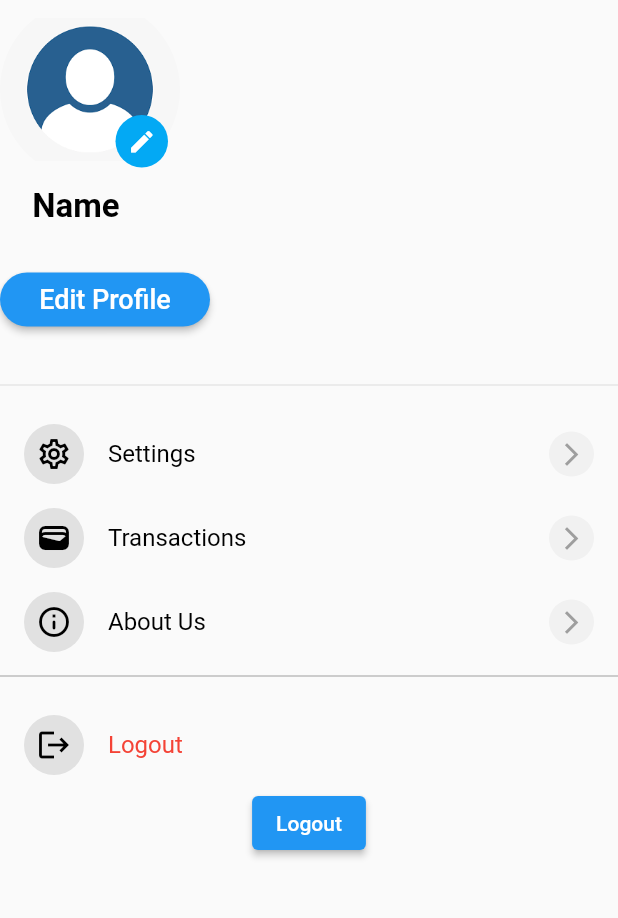
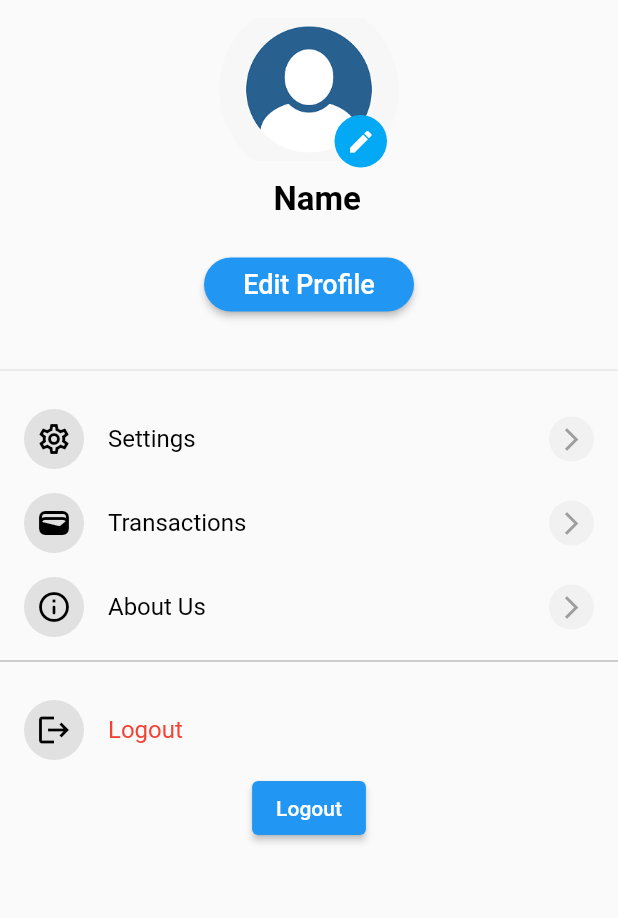
Before and after one commit to Pranikaa/Eyephoria, a Flutter app: the ProfileTab screen opened directly, on a phone screen of 412 x 824 dp, the part 188-1106 px from its top. Run offline on Flutter 3.47's test engine with Material 2 defaults, Android fonts, the phone set to English and light mode, and no system bars; our stand-ins replace badges, flutter_slidable, get, image_picker, localstorage, shared_preferences; missing offline and left inert: tabnavigator; accounts and stored records are empty; network calls fail; Roboto replaces fonts that are missing (Segoe UI).

Commit message:
edit profile and login

```diff
--- a/lib/components/my_field.dart
+++ b/lib/components/my_field.dart
@@ -5,12 +5,13 @@ class MyField extends StatelessWidget {
   final String text;
   final bool obscureText;
   final Function? myValidator;
+  final Icon? prefixIcon;
   const MyField(
       {Key? key,
       required this.controller,
       this.text = "Email",
       this.myValidator,
-      this.obscureText = false})
+      this.obscureText = false, this.prefixIcon})
       : super(key: key);
 
   @override
--- a/lib/main.dart
+++ b/lib/main.dart
@@ -1,8 +1,10 @@
 import 'package:eyephoria_pranika_fyp/controller/authentication_controller.dart';
 import 'package:eyephoria_pranika_fyp/controller/cart_controller.dart';
 import 'package:eyephoria_pranika_fyp/controller/category_controller.dart';
+import 'package:eyephoria_pranika_fyp/pages/cart_page.dart';
 import 'package:eyephoria_pranika_fyp/pages/home_page.dart';
 import 'package:eyephoria_pranika_fyp/pages/loader.dart';
+import 'package:eyephoria_pranika_fyp/pages/product_page.dart';
 import 'package:flutter/material.dart';
 import 'package:get/get.dart';
 
--- a/lib/pages/login_page.dart
+++ b/lib/pages/login_page.dart
@@ -2,7 +2,6 @@ import 'package:eyephoria_pranika_fyp/components/my_button.dart';
 import 'package:eyephoria_pranika_fyp/components/my_field.dart';
 import 'package:eyephoria_pranika_fyp/controller/authentication_controller.dart';
 import 'package:eyephoria_pranika_fyp/pages/signin_page.dart';
-import 'package:eyephoria_pranika_fyp/utils/shared_preds.dart';
 import 'package:flutter/material.dart';
 import 'package:get/get.dart';
 
@@ -67,6 +66,7 @@ class _LoginPageState extends State<LoginPage> {
                           color: Colors.black)),
                   MyField(
                     controller: emailController,
+                    prefixIcon: const Icon(Icons.email_outlined),
                     myValidator: (value) {
                       if (!value.toString().contains("@")) {
                         return "Email is not valid";
@@ -78,6 +78,7 @@ class _LoginPageState extends State<LoginPage> {
                     text: "Password",
                     obscureText: true,
                     controller: passwordController,
+                    prefixIcon: const Icon(Icons.key_outlined),
                     myValidator: (value) {
                       return null;
                     },
--- a/lib/pages/tabs/profile_tab.dart
+++ b/lib/pages/tabs/profile_tab.dart
@@ -55,7 +55,8 @@ class ProfileTab extends StatelessWidget {
                         ),
                          ],),
 
-               Stack(
+               Center(
+                 child: Stack(
               children: [
                   SizedBox(
                     width: 120,
@@ -86,9 +87,11 @@ class ProfileTab extends StatelessWidget {
                   ),
               ],
             ),
+               ),
             //for profile name
                           const Padding(
-                               padding: EdgeInsets.all(5.0),
+                               padding: EdgeInsets.all(0.0),
+                               child: Center(
                                  child: Text(
                                     '   Name ',
                                     style: TextStyle(
@@ -100,16 +103,18 @@ class ProfileTab extends StatelessWidget {
                                     softWrap: false,
                         ),
                                ),
+                      ),
 
                           //edit profile
                           const SizedBox(height: 20,),
 
-              SizedBox(
+              Center(
+                child: SizedBox(
                   width: 140,
                   child: ElevatedButton(
                     onPressed: () => UpdateProfilePage(key: key),
                   style: ElevatedButton.styleFrom(
-                  //backgroundColor: Colors.blue,
+                    backgroundColor: Colors.blue,
                     side: BorderSide.none,
                     shape: const StadiumBorder()
                   ),
@@ -118,6 +123,7 @@ class ProfileTab extends StatelessWidget {
                     color: Color.fromARGB(255, 255, 255, 255),
                     fontSize: 18,
                   )),
+                  ),
                 ),
               ),
 
@@ -141,8 +147,6 @@ class ProfileTab extends StatelessWidget {
             Center(child: ElevatedButton(onPressed: ()=>logout(),
                      child:
                      const Text("Logout")), ),
-
-
                       //     Row(
                       //       // ignore: prefer_const_literals_to_create_immutables
                       //       children: [
@@ -160,9 +164,6 @@ class ProfileTab extends StatelessWidget {
                       // ),
                       //       ],
                       //     ),
-                      //for contact
-                      // ignore: prefer_const_constructors
-
                  ],
                ),
             ),
```
Also changed, not shown: lib/pages/profile/update_profile.dart (+14 -2 lines). Lines whose indentation alone changed are shown as unchanged.
